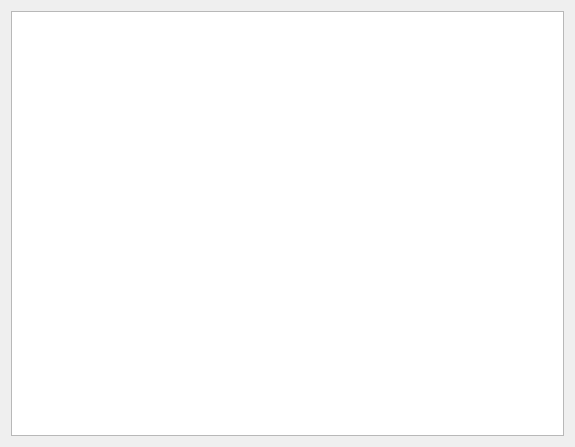
Old version of the form qtOgitor/manageTerrainDialog.ui in the repository OGRECave/ogitor.
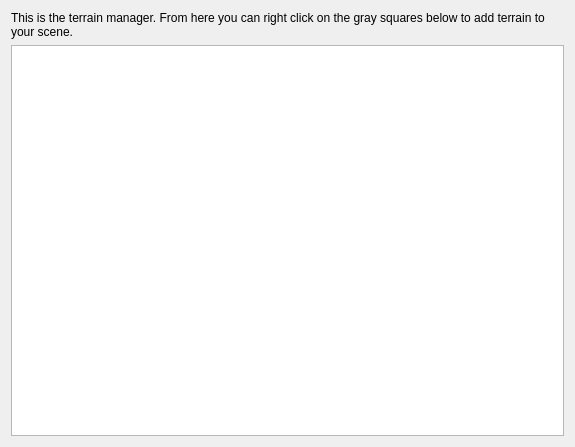
New version of the form.

Commit message: Added help text

```diff
--- a/qtOgitor/manageTerrainDialog.ui
+++ b/qtOgitor/manageTerrainDialog.ui
@@ -29,7 +29,7 @@
    <bool>true</bool>
   </property>
   <layout class="QGridLayout" name="gridLayout">
-   <item row="0" column="0">
+   <item row="1" column="0">
     <widget class="QGraphicsView" name="mPageGraphics">
      <property name="sizePolicy">
       <sizepolicy hsizetype="Expanding" vsizetype="Expanding">
@@ -42,6 +42,16 @@
      </property>
     </widget>
    </item>
+   <item row="0" column="0">
+    <widget class="QLabel" name="pageManagerLabel">
+     <property name="text">
+      <string>This is the terrain manager. From here you can right click on the gray squares below to add terrain to your scene.</string>
+     </property>
+     <property name="wordWrap">
+      <bool>true</bool>
+     </property>
+    </widget>
+   </item>
   </layout>
  </widget>
  <resources/>
```
